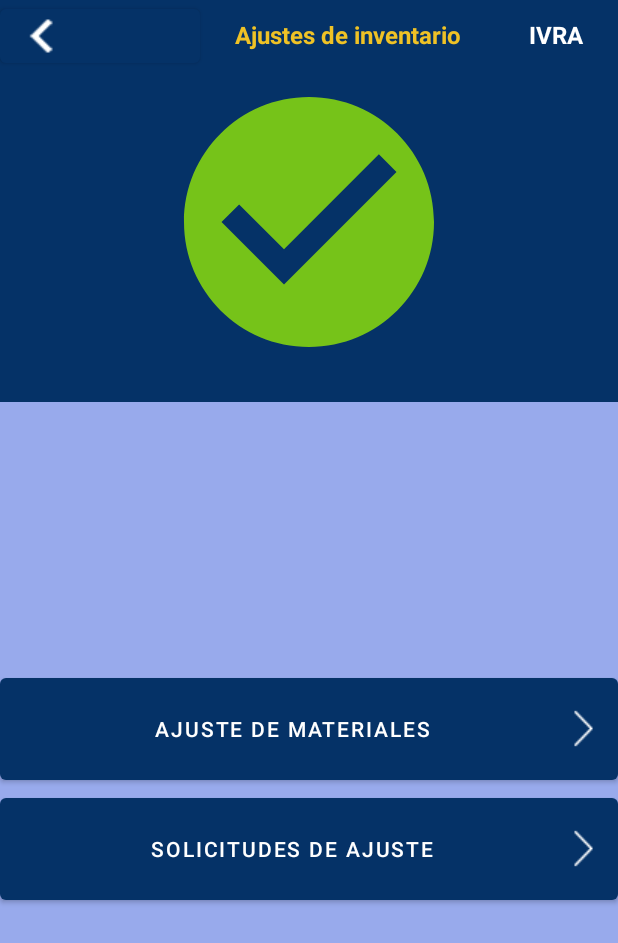
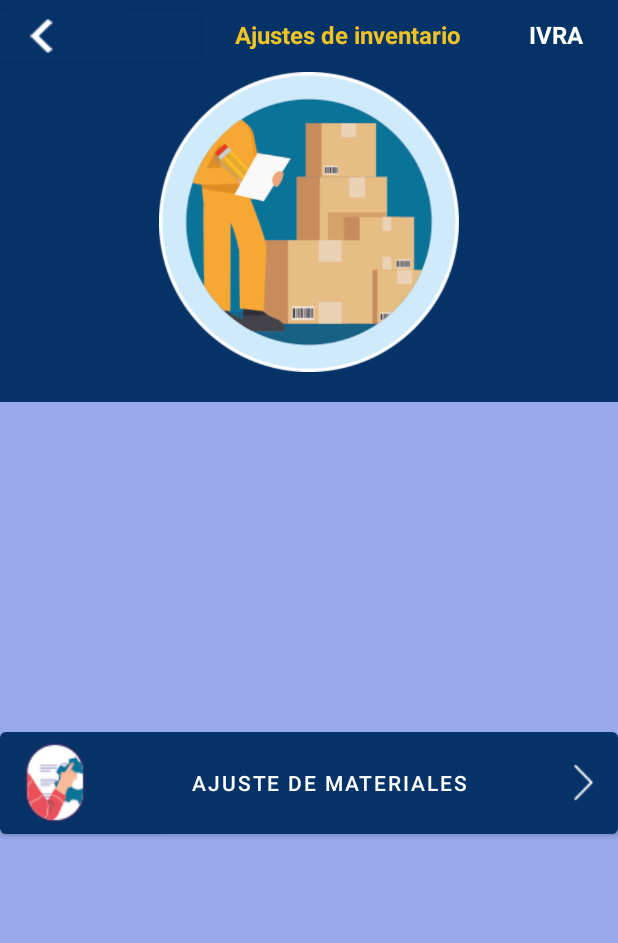
Before and after one commit to SistemasAndroidIVRA/OperacionesIVRAv2, an Android app: the InventarioAjuste screen opened directly, with no data from a screen before it, on a phone screen of 412 x 824 dp. Shown: the top 943 px of the screen. Run offline under Robolectric (Android 15) with nearby library versions, the phone set to English and light mode, and no system bars.

Commit message:
Programa antes de los ajustes de picking, tanto visuales, como funcionales

```diff
--- a/app/src/main/res/layout/inventario_a_menu_ajuste.xml
+++ b/app/src/main/res/layout/inventario_a_menu_ajuste.xml
@@ -61,7 +61,7 @@
             android:id="@+id/imageView2"
             android:layout_width="200sp"
             android:layout_height="200sp"
-            app:srcCompat="@drawable/correcto" />
+            app:srcCompat="@drawable/ajuste_inventario" />
 
         <Space
             android:layout_width="match_parent"
@@ -83,6 +83,7 @@
             android:id="@+id/btnAjusteMaterial"
             android:layout_width="match_parent"
             android:layout_height="80sp"
+            android:drawableLeft="@drawable/ajuste_inventario_icono"
             android:drawableRight="@drawable/icono_entrar"
             android:text="Ajuste de materiales" />
 
@@ -91,7 +92,8 @@
             android:layout_width="match_parent"
             android:layout_height="80sp"
             android:drawableRight="@drawable/icono_entrar"
-            android:text="Solicitudes de ajuste" />
+            android:text="Solicitudes de ajuste"
+            android:visibility="gone" />
 
     </LinearLayout>
 
```
Also changed, not shown: app/src/main/res/drawable/ajuste_inventario.png (added), app/src/main/res/drawable/ajuste_inventario_icono.png (added).
